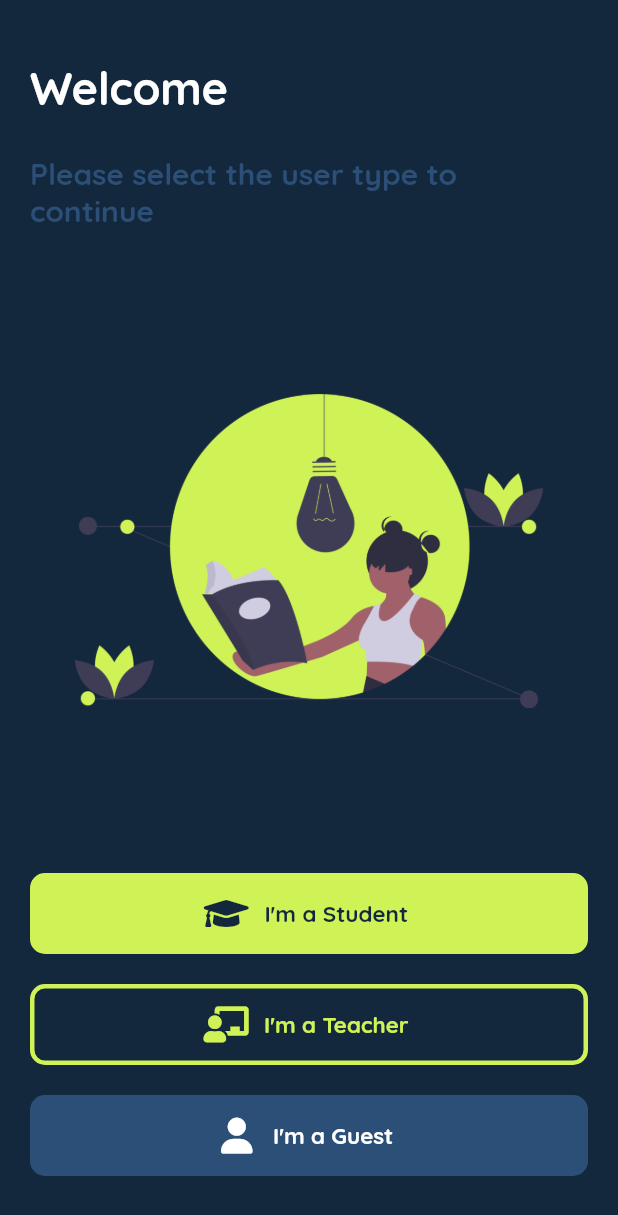
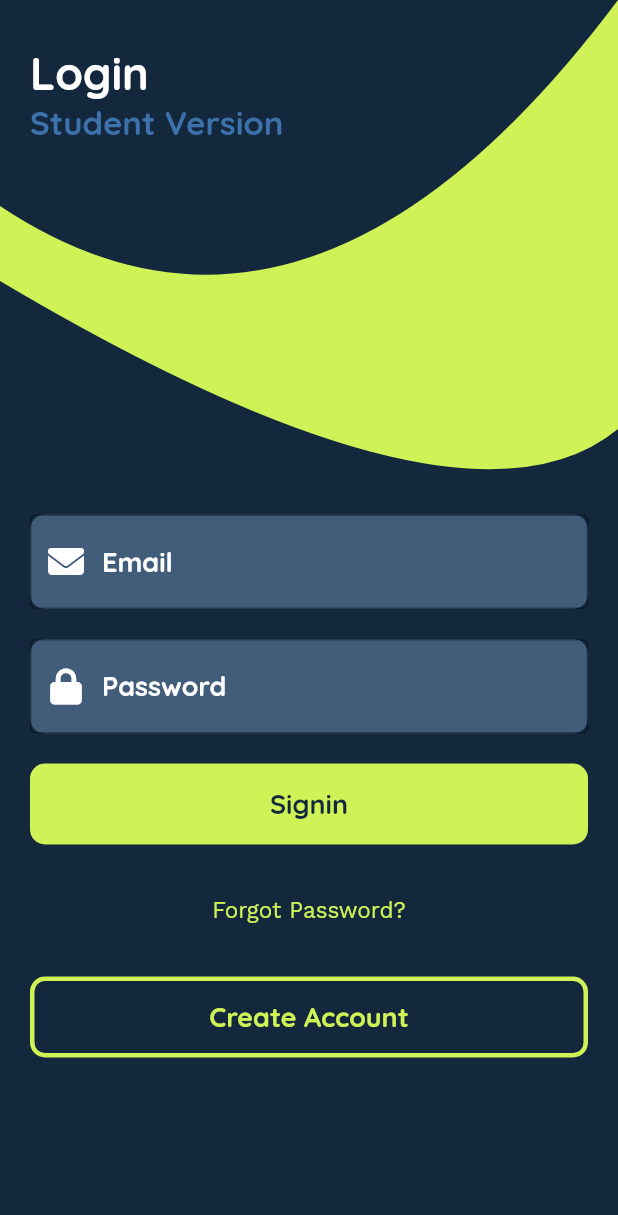
Before and after one commit to SVUCE-Programmers/ProjectSVUCE, a Flutter app: the screen it shows after launch, on a phone screen of 412 x 824 dp. Shown: the top 1215 px of the screen. Run offline on Flutter 3.47's test engine with Material 2 defaults, Android fonts, the phone set to English and light mode, and no system bars; our stand-ins replace firebase_auth, flutter_icons, get_it, provider_architecture; accounts and stored records are empty.

```diff
--- a/lib/main.dart
+++ b/lib/main.dart
@@ -2,8 +2,7 @@ import 'package:flutter/material.dart';
 import 'package:svuce_app/locator.dart';
 import 'package:svuce_app/services/navigation_service.dart';
 import 'package:svuce_app/ui/router.dart';
-// import 'package:svuce_app/ui/views/login_view.dart';
-import 'package:svuce_app/ui/views/select_user.dart';
+import 'package:svuce_app/ui/views/login_view.dart';
 
 import 'managers/dialog_manager.dart';
 import 'services/dialog_service.dart';
@@ -25,7 +24,7 @@ class MainApp extends StatelessWidget {
       debugShowCheckedModeBanner: false,
       title: 'SVUCE APP',
       navigatorKey: locator<NavigationService>().navigationKey,
-      home: SelectUserView(),
+      home: LoginView(),
       onGenerateRoute: generateRoute,
     );
   }
--- a/lib/services/authentication_service.dart
+++ b/lib/services/authentication_service.dart
@@ -3,13 +3,16 @@ import 'package:flutter/foundation.dart';
 import 'package:svuce_app/viewmodels/base_model.dart';
 
 class AuthenticationService extends BaseModel {
-  final _firebaseAuth = FirebaseAuth.instance;
+  final FirebaseAuth firebaseAuth;
+  //for testing
+  AuthenticationService({firebaseAuth})
+      : this.firebaseAuth =
+            firebaseAuth == null ? FirebaseAuth.instance : firebaseAuth;
 
   Future loginAsStudent(
-      {@required String rollno, @required String password}) async {
-    String email = "student" + rollno + "@svuce.com";
+      {@required String email, @required String password}) async {
     try {
-      var user = await _firebaseAuth.signInWithEmailAndPassword(
+      var user = await firebaseAuth.signInWithEmailAndPassword(
           email: email, password: password);
 
       return user != null;
@@ -19,10 +22,9 @@ class AuthenticationService extends BaseModel {
   }
 
   Future createStudent(
-      {@required String rollno, @required String password}) async {
-    String email = "student" + rollno + "@svuce.com";
+      {@required String email, @required String password}) async {
     try {
-      var authResult = await _firebaseAuth.createUserWithEmailAndPassword(
+      var authResult = await firebaseAuth.createUserWithEmailAndPassword(
           email: email, password: password);
 
       return authResult.user != null;
--- a/lib/ui/shared/app_colors.dart
+++ b/lib/ui/shared/app_colors.dart
@@ -1,9 +1,10 @@
 import 'package:flutter/material.dart';
 
-const Color lightBG = Color(0xFFFAFAFA);
-const Color darkBG = Color(0xFF424549);
-const Color surfaceLight = Color(0xFFFFFFFF);
-const Color surfaceDark = Color(0xFF282B30);
+// Main Colors
 const Color primary = Color(0xFFCFF257);
-const Color secondaryLight = Color(0xFF2B4F77);
-const Color secondary = Color(0xFF13273D);
+const Color secondaryLight = Color(0xFF425D7A);
+const Color secondary = Color(0xFF3C71AC);
+const Color secondaryDark = Color(0xFF13273D);
+
+//Font Colors
+const Color textPrimary = Color(0xFFFFFFFF);
--- a/lib/ui/shared/font_styles.dart
+++ b/lib/ui/shared/font_styles.dart
@@ -5,18 +5,23 @@ const TextStyle heading = TextStyle(
   fontFamily: 'Quicksand',
   fontSize: 30.0,
   fontWeight: FontWeight.bold,
-  color: surfaceLight
+  color: textPrimary
 );
 
 const TextStyle subhead = TextStyle(
   fontFamily: 'Quicksand',
-  fontSize: 20.0,
+  fontSize: 22.0,
   fontWeight: FontWeight.w600,
-  color: secondaryLight
+  color: secondary
 );
 
 const TextStyle buttonText = TextStyle(
   fontFamily: 'Quicksand',
-  fontSize: 15.0,
+  fontSize: 18.0,
   fontWeight: FontWeight.w600,
 );
+
+const TextStyle bodyText = TextStyle(
+  fontFamily: 'WorkSans',
+  fontSize: 15.0,
+);
--- a/lib/ui/shared/shared_styles.dart
+++ b/lib/ui/shared/shared_styles.dart
@@ -6,3 +6,8 @@ final BoxDecoration buttonDecoration = BoxDecoration(
   border: Border.all(color: primary, width: 3.0),
   borderRadius: BorderRadius.circular(10.0),
 );
+
+final BoxDecoration textFieldDecoration = BoxDecoration(
+  borderRadius: BorderRadius.circular(10.0),
+  color: secondaryLight
+);
--- a/lib/ui/views/login_view.dart
+++ b/lib/ui/views/login_view.dart
@@ -1,47 +1,130 @@
 import 'package:flutter/material.dart';
+import 'package:flutter_icons/flutter_icons.dart';
 import 'package:provider_architecture/provider_architecture.dart';
+import 'package:svuce_app/ui/shared/app_colors.dart';
+import 'package:svuce_app/ui/shared/font_styles.dart';
+import 'package:svuce_app/ui/shared/shared_styles.dart';
+import 'package:svuce_app/ui/widgets/button_wrapper.dart';
+import 'package:svuce_app/ui/widgets/curve_wrapper.dart';
 import 'package:svuce_app/viewmodels/login_viewmodel.dart';
 
 class LoginView extends StatelessWidget {
-  final rollNoController = TextEditingController();
+  final emailController = TextEditingController();
   final passwordController = TextEditingController();
   @override
   Widget build(BuildContext context) {
     return ViewModelProvider<LoginViewModel>.withConsumer(
         viewModel: LoginViewModel(),
         builder: (context, model, child) => Scaffold(
-              body: ListView(
+              backgroundColor: secondaryDark,
+              body: CurveWrapper(
+                child: Container(
+                  padding:
+                      EdgeInsets.symmetric(vertical: 30.0, horizontal: 20.0),
+                  child: Column(
+                    crossAxisAlignment: CrossAxisAlignment.start,
+                    mainAxisAlignment: MainAxisAlignment.spaceBetween,
+                    children: <Widget>[
+                      Text.rich(TextSpan(children: [
+                        TextSpan(text: 'Login\n', style: heading),
+                        TextSpan(text: 'Student Version\n', style: subhead),
+                      ])),
+                      Expanded(
+                        child: Container(
+                          margin: EdgeInsets.only(top: 150),
+                          alignment: Alignment.center,
+                          child: ListView(
+                            physics: NeverScrollableScrollPhysics(),
                             shrinkWrap: true,
-                padding: EdgeInsets.all(20.0),
                             children: <Widget>[
-                  TextField(
-                    key: Key('rollNoTextField'),
-                    controller: rollNoController,
-                    keyboardType: TextInputType.phone,
-                    maxLength: 8,
+                              WidgetWrapper(
+                                decoration: textFieldDecoration,
+                                child: TextField(
+                                  controller: emailController,
+                                  keyboardType: TextInputType.emailAddress,
                                   decoration: InputDecoration(
-                      labelText: 'Roll No.',
+                                      border: OutlineInputBorder(
+                                          borderSide: BorderSide(
+                                              color: secondaryLight)),
+                                      prefixIcon: Icon(
+                                        FontAwesome.envelope,
+                                        color: textPrimary,
+                                      ),
+                                      hintText: 'Email',
+                                      hintStyle: buttonText.copyWith(
+                                          color: textPrimary)),
                                 ),
                               ),
-                  TextField(
-                    key: Key('passwordTextField'),
+                              WidgetWrapper(
+                                decoration: textFieldDecoration,
+                                child: TextField(
                                   controller: passwordController,
+                                  obscureText: true,
                                   keyboardType: TextInputType.text,
-                    maxLength: 12,
                                   decoration: InputDecoration(
-                      labelText: 'Password',
+                                      border: OutlineInputBorder(
+                                          borderSide: BorderSide(
+                                              color: secondaryLight)),
+                                      prefixIcon: Icon(
+                                        FontAwesome.lock,
+                                        color: textPrimary,
+                                      ),
+                                      hintText: 'Password',
+                                      hintStyle: buttonText.copyWith(
+                                          color: textPrimary)),
                                 ),
                               ),
-                  RaisedButton(
-                      child: model.busy
-                          ? CircularProgressIndicator()
-                          : Text(model.buttonText),
+                              WidgetWrapper(
+                                decoration:
+                                    buttonDecoration.copyWith(color: primary),
+                                child: FlatButton(
+                                    splashColor: secondaryLight,
                                     onPressed: () {
                                       model.login(
-                            rollno: rollNoController.text,
-                            password: passwordController.text);
-                      })
+                                          email: "themightyking117@gmail.com",
+                                          password: "1231321");
+                                    },
+                                    child: model.busy
+                                        ? CircularProgressIndicator(
+                                            valueColor: AlwaysStoppedAnimation(
+                                                secondaryDark),
+                                          )
+                                        : Text(
+                                            model.buttonText,
+                                            style: buttonText.apply(
+                                                color: secondaryDark),
+                                          )),
+                              ),
+                              WidgetWrapper(
+                                child: FlatButton(
+                                    splashColor: secondaryLight,
+                                    onPressed: () {
+                                      //TODO: Forgot Password
+                                    },
+                                    child: Text(
+                                      "Forgot Password?",
+                                      style: bodyText.apply(color: primary),
+                                    )),
+                              ),
+                              WidgetWrapper(
+                                decoration: buttonDecoration,
+                                child: FlatButton(
+                                    splashColor: secondaryLight,
+                                    onPressed: () {
+                                      // TODO: Navigate to CreateAccount
+                                    },
+                                    child: Text(
+                                      "Create Account",
+                                      style: buttonText.apply(color: primary),
+                                    )),
+                              ),
                             ],
+                          ),
+                        ),
+                      ),
+                    ],
+                  ),
+                ),
               ),
             ));
   }
--- a/lib/ui/views/select_user.dart
+++ b/lib/ui/views/select_user.dart
@@ -33,11 +33,12 @@ class SelectUserView extends StatelessWidget {
                     ])),
                     Expanded(
                       child: Container(
+                        alignment: Alignment.center,
                         padding: EdgeInsets.all(30.0),
-                        child: Image.asset(onboarding),
+                        child: Image.asset(onboarding, fit: BoxFit.cover,),
                       ),
                     ),
-                    ButtonWraper(
+                    WidgetWrapper(
                       decoration: buttonDecoration.copyWith(color: primary),
                       child: FlatButton.icon(
                           onPressed: () {},
@@ -50,7 +51,7 @@ class SelectUserView extends StatelessWidget {
                             style: buttonText.apply(color: secondary),
                           )),
                     ),
-                    ButtonWraper(
+                    WidgetWrapper(
                       decoration: buttonDecoration,
                       child: FlatButton.icon(
                           onPressed: () {},
@@ -64,7 +65,7 @@ class SelectUserView extends StatelessWidget {
                             style: buttonText.apply(color: primary),
                           )),
                     ),
-                    ButtonWraper(
+                    WidgetWrapper(
                       decoration: BoxDecoration(
                         color: secondaryLight,
                         border: Border.all(color: secondaryLight, width: 3.0),
@@ -75,11 +76,11 @@ class SelectUserView extends StatelessWidget {
                           onPressed: () {},
                           icon: Icon(
                             FontAwesome.user,
-                            color: surfaceLight,
+                            color: textPrimary,
                           ),
                           label: Text(
                             "\tI\'m a Guest",
-                            style: buttonText.apply(color: surfaceLight),
+                            style: buttonText.apply(color: textPrimary),
                           )),
                     ),
                   ],
--- a/lib/ui/widgets/button_wrapper.dart
+++ b/lib/ui/widgets/button_wrapper.dart
@@ -1,9 +1,9 @@
 import 'package:flutter/material.dart';
 
-class ButtonWraper extends StatelessWidget {
+class WidgetWrapper extends StatelessWidget {
   final BoxDecoration decoration;
   final Widget child;
-  const ButtonWraper({Key key, this.decoration, this.child}) : super(key: key);
+  const WidgetWrapper({Key key, this.decoration, this.child}) : super(key: key);
   @override
   Widget build(BuildContext context) {
     return Container(
--- /dev/null
+++ b/lib/ui/widgets/curve_wrapper.dart
@@ -0,0 +1,25 @@
+import 'package:flutter/material.dart';
+import 'package:svuce_app/ui/shared/app_colors.dart';
+import 'package:svuce_app/ui/widgets/custom_clipper.dart';
+
+class CurveWrapper extends StatelessWidget {
+  final Widget child;
+
+  const CurveWrapper({Key key, this.child}) : super(key: key);
+  @override
+  Widget build(BuildContext context) {
+    return Stack(fit: StackFit.expand, children: <Widget>[
+      ClipPath(
+        clipper: CurveClipper(),
+        child: Container(
+          decoration: BoxDecoration(
+            color: primary,
+          ),
+          height: MediaQuery.of(context).size.height,
+          width: double.infinity,
+        ),
+      ),
+      child
+    ]);
+  }
+}
--- /dev/null
+++ b/lib/ui/widgets/custom_clipper.dart
@@ -0,0 +1,17 @@
+import 'package:flutter/material.dart';
+
+class CurveClipper extends CustomClipper<Path> {
+  @override
+  Path getClip(Size size) {
+    var path = Path();
+    path.lineTo(0, size.height / 6);
+    path.quadraticBezierTo(size.width / 2, size.height / 3, size.width, 0.0);
+    path.lineTo(size.width, size.height / 4 + 80);
+    path.quadraticBezierTo(
+        size.width * 0.75, size.height * 0.45, 0.0, size.height / 6 + 50);
+    return path;
+  }
+
+  @override
+  bool shouldReclip(CustomClipper<Path> oldClipper) => false;
+}
--- a/lib/viewmodels/login_viewmodel.dart
+++ b/lib/viewmodels/login_viewmodel.dart
@@ -12,13 +12,13 @@ class LoginViewModel extends BaseModel {
   final AuthenticationService _authenticationService =
       locator<AuthenticationService>();
 
-  String buttonText = "Submit";
+  String buttonText = "Signin";
 
-  Future login({@required String rollno, @required String password}) async {
+  Future login({@required String email, @required String password}) async {
     setBusy(true);
 
     var result = await _authenticationService.loginAsStudent(
-        rollno: rollno, password: password);
+        email: email, password: password);
 
     setBusy(false);
 
@@ -26,14 +26,14 @@ class LoginViewModel extends BaseModel {
       if (result) {
         _navigationService.navigateTo(HomeViewRoute);
       } else {
-        buttonText = "Failed";
+        buttonText = "Try again";
         await _dialogService.showDialog(
           title: 'Login Failure',
           description: 'General login failure, please try again later',
         );
       }
     } else {
-      buttonText = "Failed";
+      buttonText = "Try again";
       await _dialogService.showDialog(
           title: 'Login Failure', description: result);
     }
--- a/lib/viewmodels/signup_viewmodel.dart
+++ b/lib/viewmodels/signup_viewmodel.dart
@@ -17,7 +17,7 @@ class SignUpViewModel extends BaseModel {
     setBusy(true);
 
     var result = await _authenticationService.createStudent(
-        rollno: rollno, password: password);
+        email: rollno, password: password);
 
     setBusy(false);
 
--- a/pubspec.yaml
+++ b/pubspec.yaml
@@ -32,6 +32,8 @@ dependencies:
 dev_dependencies:
   flutter_test:
     sdk: flutter
+  mockito: ^4.1.1
+  rxdart:
 
 # For information on the generic Dart part of this file, see the
 # following page: https://dart.dev/tools/pub/pubspec
```
Also changed, not shown: lib/viewmodels/select_user_viewmodel.dart (+15 -1 lines), assets/illustrations/onboarding.png, pubspec.lock, 1 other file. Lines whose indentation alone changed are shown as unchanged.
